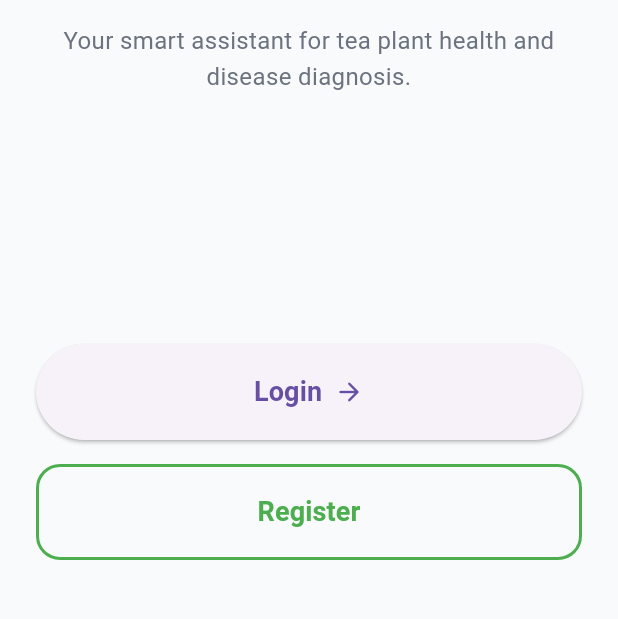
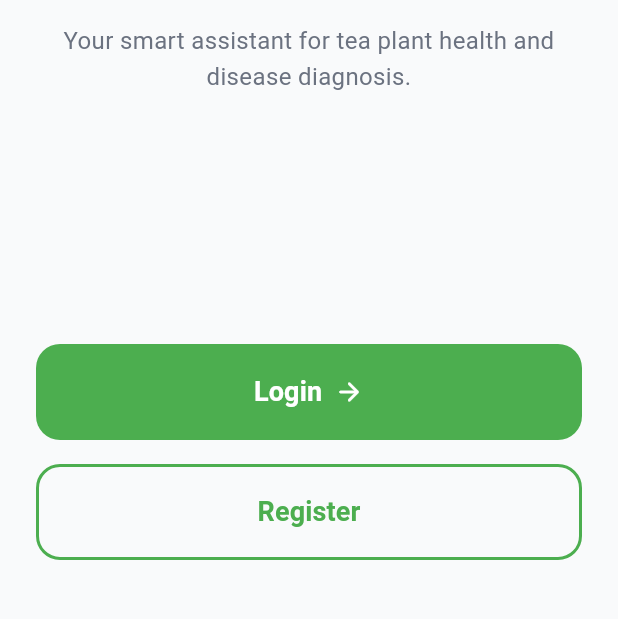
Before and after one commit to nimeshkavindu/TeaCare, a Flutter app: the screen it shows after launch, on a phone screen of 412 x 824 dp, the part 610-1229 px from its top. Run offline on Flutter 3.47's test engine with Material 3 defaults, Android fonts, the phone set to English and light mode, and no system bars; our stand-ins replace camera, flutter_map, geolocator, image_picker, latlong2, shared_preferences; missing offline and left inert: flutter_map_heatmap, flutter_map_marker_cluster.

Commit message:
fixed welcome screen

```diff
--- a/teacare_app/lib/screens/welcome_screen.dart
+++ b/teacare_app/lib/screens/welcome_screen.dart
@@ -127,7 +127,15 @@ class WelcomeScreen extends StatelessWidget {
                           ),
                         );
                       },
-
+                      // --- UPDATED STYLE HERE ---
+                      style: ElevatedButton.styleFrom(
+                        backgroundColor: primaryColor, // Filled Green
+                        foregroundColor: Colors.white, // White Text/Icon
+                        elevation: 0, // Flat look (or add elevation if preferred)
+                        shape: RoundedRectangleBorder(
+                          borderRadius: BorderRadius.circular(16), // Rounded Corners
+                        ),
+                      ),
                       child: Row(
                         mainAxisAlignment: MainAxisAlignment.center,
                         children: const [
```
